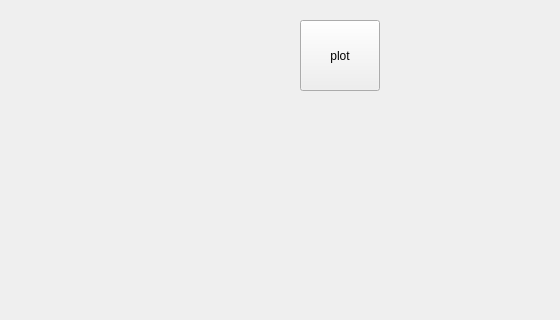
Before: the Qt Designer form DataVisualization/mymainwindow.ui in Harry-Chen/OOP-Cash, drawn with Qt 5; both pictures show x 0 to 560 and y 0 to 320 of the 800 by 600 pixel window.
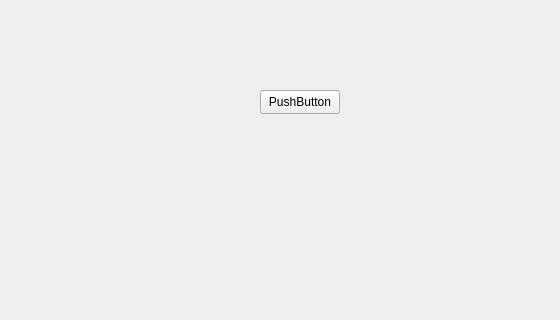
After: the same form once the commit is applied.

Patch:
```diff
--- a/DataVisualization/mymainwindow.ui
+++ b/DataVisualization/mymainwindow.ui
@@ -17,14 +17,14 @@
    <widget class="QPushButton" name="pushButton">
     <property name="geometry">
      <rect>
-      <x>300</x>
-      <y>20</y>
+      <x>260</x>
+      <y>90</y>
       <width>80</width>
-      <height>71</height>
+      <height>24</height>
      </rect>
     </property>
     <property name="text">
-     <string>plot</string>
+     <string>PushButton</string>
     </property>
    </widget>
   </widget>
```
